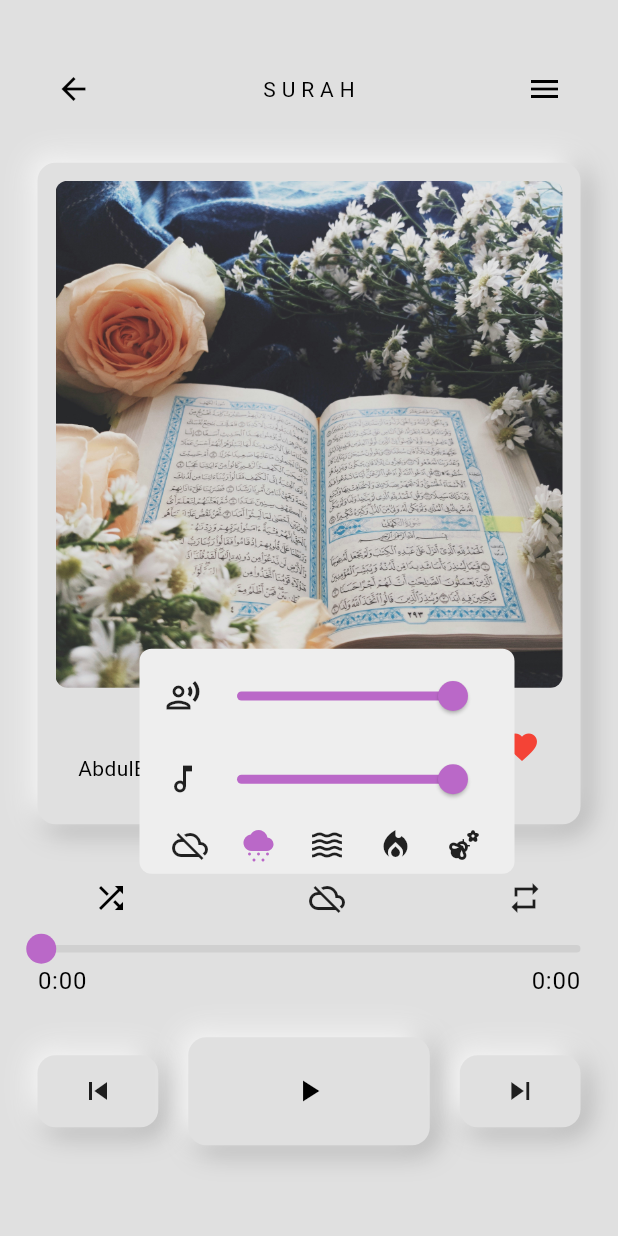
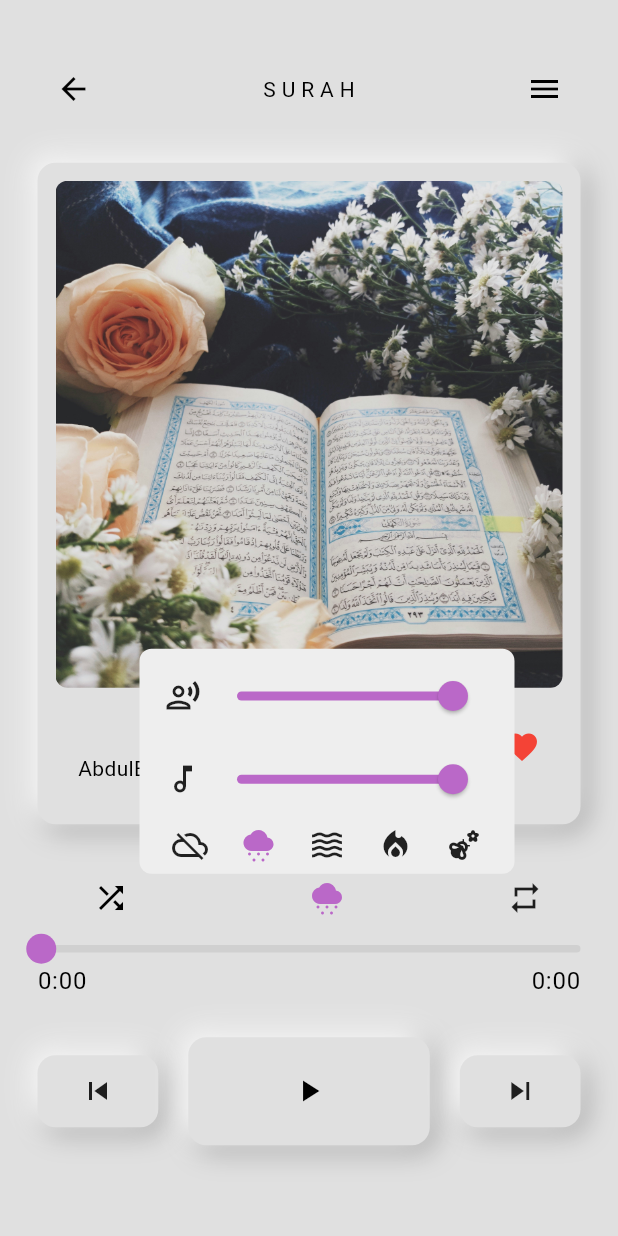
Before and after one commit to aksoyalpi/Quranify-App, a Flutter app: the SurahPage screen opened directly, after a tap on the "cloud off" icon, after a tap on the "cloudy snowing" icon, on a phone screen of 412 x 824 dp. Run offline on Flutter 3.47's test engine with Material 3 defaults, Android fonts, the phone set to English and light mode, and no system bars; drawn by our look-alikes of audio_video_progress_bar; our stand-ins replace audio_service, audioplayers, font_awesome_flutter, get_it, just_audio; missing offline and left inert: dart:ffi; network calls fail; statements that could not run were skipped.

Commit message:
correct icon data is now shown in the surah page

```diff
--- a/lib/components/sound_icon.dart
+++ b/lib/components/sound_icon.dart
@@ -138,6 +138,8 @@ class _SoundIconState extends State<SoundIcon>
 
   @override
   Widget build(BuildContext context) {
+    final pageManager = getIt<PageManager>();
+
     return Consumer<SurahsProvider>(
       builder: (context, value, child) => Column(
         children: [
@@ -152,12 +154,14 @@ class _SoundIconState extends State<SoundIcon>
                   _toggleOverlay(context, value);
                 });
               },
-              child: Icon(
-                value.soundIconData,
-                color: value.soundOn
-                    ? Theme.of(context).colorScheme.onPrimary
-                    : null,
-              )),
+              child: ValueListenableBuilder(
+                  valueListenable: pageManager.currentSoundIndex,
+                  builder: (_, soundIndex, __) => Icon(
+                        pageManager.sounds.values.elementAt(soundIndex),
+                        color: soundIndex != 0
+                            ? Theme.of(context).colorScheme.onPrimary
+                            : null,
+                      ))),
         ],
       ),
     );
--- a/lib/page_manager.dart
+++ b/lib/page_manager.dart
@@ -4,7 +4,6 @@ import 'package:quran_fi/consts/recitations.dart';
 import 'package:quran_fi/consts/surahs.dart';
 import 'package:quran_fi/models/recitator.dart';
 import 'package:quran_fi/models/surah.dart';
-import 'package:quran_fi/notifiers/sound_icon_notifier.dart';
 import 'package:quran_fi/services/api.dart';
 import 'package:quran_fi/services/playlist_repository.dart';
 import 'notifiers/play_button_notifier.dart';
@@ -170,7 +169,6 @@ class PageManager {
 
   void _listenToChangesInSurah() {
     _audioHandler.mediaItem.listen((mediaItem) {
-      print("MeeeeediaItem: $mediaItem");
       currentSongTitleNotifier.value = mediaItem?.title ?? '';
       _updateSkipButtons();
     });
@@ -190,6 +188,7 @@ class PageManager {
 
   // Events: Calls coming from the UI
   void init() async {
+    _soundPlayer.setLoopMode(LoopMode.all);
     await _loadPlaylist();
     _listenToChangesInPlaylist();
     _listenToPlaybackState();
```
